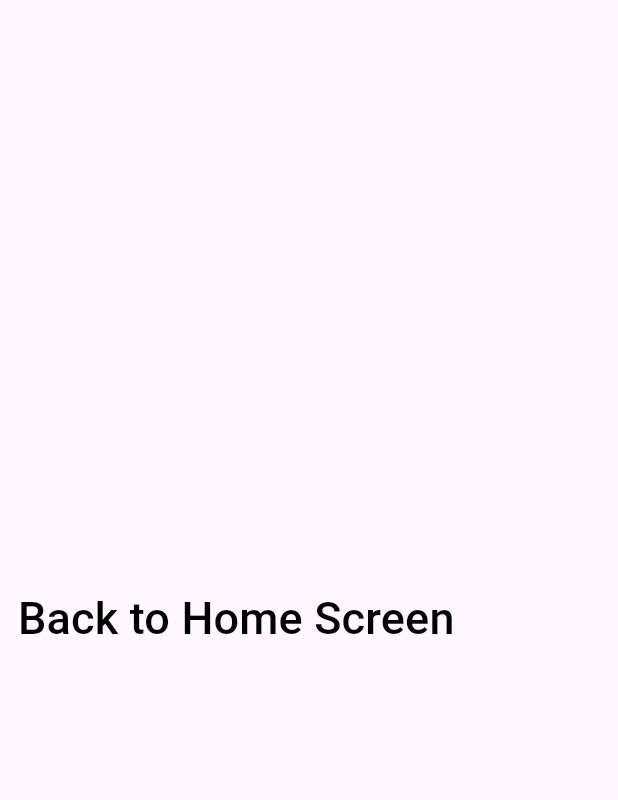
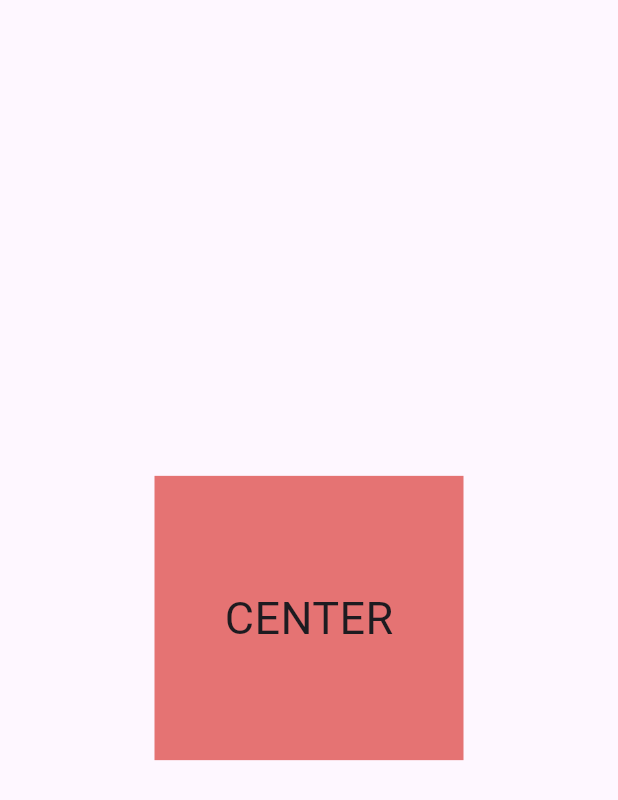
Before and after one commit to rjunaidd/getX, a Flutter app: the screen it shows after launch, after a tap on "Screen One", on a phone screen of 412 x 824 dp. Shown: the top 800 px of the screen. Run offline on Flutter 3.47's test engine with Material 3 defaults, Android fonts, the phone set to English and light mode, and no system bars; our stand-ins replace get.

Commit message:
getX media quary

```diff
--- a/lib/Views/home_screen.dart
+++ b/lib/Views/home_screen.dart
@@ -18,30 +18,31 @@ class _HomeScreenState extends State<HomeScreen> {
         backgroundColor: Colors.grey,
         title:const Text("getX"),
       ) ,
-      body: Column(
+      body: Center(
+        child: Column(
           children: [
             Card(
               child: ListTile(
                 onTap: (){
                   Get.defaultDialog(
                     title: "Instagram",
-                  titlePadding: EdgeInsets.only(top: 20),
+                    titlePadding:const EdgeInsets.only(top: 20),
                     middleText: "Do you follow me on instagram",
-                  contentPadding: EdgeInsets.all(30),
+                    contentPadding:const EdgeInsets.all(30),
                     confirm: TextButton(onPressed: (){
                       Get.back();
                     },
-                      child: Text("Confirm"),
+                        child:const Text("Confirm"),
                     ),
                     cancel: TextButton(
                         onPressed: (){},
-                      child: Text("Cancel"),
+                        child:const Text("Cancel"),
                     ),
                   );
                 },
-              title: Text("Junaid , JD"),
-              subtitle: Text("Follow me on instagram"),
-              trailing: Icon(Icons.person),
+                title:const Text("Junaid , JD"),
+                subtitle:const Text("Follow me on instagram"),
+                trailing:const Icon(Icons.person),
               ),
             ),
             Card(
@@ -57,8 +58,8 @@ class _HomeScreenState extends State<HomeScreen> {
                       child: Column(
                         children: [
                           ListTile(
-                          leading: Icon(Icons.light_mode_outlined),
-                      title: Text('Light Theme'),
+                            leading:const Icon(Icons.light_mode_outlined),
+                        title:const Text('Light Theme'),
                             onTap: (){
                               Get.changeTheme(ThemeData.light());
                             },
@@ -67,37 +68,37 @@ class _HomeScreenState extends State<HomeScreen> {
                             onTap: (){
                               Get.changeTheme(ThemeData.dark());
                             },
-                          leading: Icon(Icons.dark_mode_outlined),
-                      title: Text('Dark Theme'),
+                            leading:const Icon(Icons.dark_mode_outlined),
+                        title:const Text('Dark Theme'),
                           )
                         ],
                       ),
                     )
                   );
                 },
-              title: Text("JD"),
-              subtitle: Text("getX bottom Sheet"),
-              trailing: Icon(Icons.hourglass_bottom),
+                title:const Text("JD"),
+                subtitle:const Text("getX bottom Sheet"),
+                trailing:const Icon(Icons.hourglass_bottom),
               ),
             ),
 
             TextButton(
                 onPressed: (){
-                Get.to(ScreenOne());
+                  Get.to(const ScreenOne());
                 },
-              child: Text('Screen One' ,style: TextStyle(
+                child:const Text('Screen One' ,style: TextStyle(
                     fontSize: 30,
                     color: Colors.black
                 ),
                 ),
             ),
-          SizedBox(
+            const SizedBox(
               height: 60,
             ),
             InkWell(
               onDoubleTap: (){
-              // Get.to(ScreenTwo());
-              Get.toNamed("/screenOne");
+                Get.to(const ScreenTwo());
+                // Get.toNamed("/screenOne");
               },
               child: Container(
                 height:70,
@@ -105,7 +106,7 @@ class _HomeScreenState extends State<HomeScreen> {
                 decoration: BoxDecoration(
                   color: Colors.grey.shade800,
                   borderRadius: BorderRadius.circular(25),
-                boxShadow: [
+                  boxShadow:const [
                     BoxShadow(
                       color: Colors.red,
                       blurRadius: 50,
@@ -125,13 +126,14 @@ class _HomeScreenState extends State<HomeScreen> {
             )
           ],
         ),
+      ),
       floatingActionButton: FloatingActionButton(
-        child: Icon(Icons.account_tree_outlined),
+        child:const Icon(Icons.account_tree_outlined),
           onPressed: (){
             Get.snackbar(
                 "Junaid , JD",
                 "Follow on me ",
-            duration: Duration(
+            duration:const Duration(
               seconds: 10
             ),
 
@@ -139,7 +141,7 @@ class _HomeScreenState extends State<HomeScreen> {
                   onPressed:(){
                     print('Follow');
                   },
-                  child: Icon(Icons.gamepad)
+                  child:const Icon(Icons.gamepad)
               )
             );
           }
--- a/lib/Views/screen_one.dart
+++ b/lib/Views/screen_one.dart
@@ -11,21 +11,29 @@ class ScreenOne extends StatefulWidget {
 class _ScreenOneState extends State<ScreenOne> {
   @override
   Widget build(BuildContext context) {
+    final Size size = MediaQuery.of(context).size;
     return  Scaffold(
-      body: Column(
-        mainAxisAlignment: MainAxisAlignment.center,
-        crossAxisAlignment: CrossAxisAlignment.center,
-        children: [
-          TextButton(
-              onPressed: (){
-                Get.back();
-              },
-              child: Text('Back to Home Screen',style: TextStyle(
-                  fontSize: 30,
-                  color: Colors.black
-              ),)
-          ),
-        ],
+      body: Center(
+        child: Column(
+          mainAxisAlignment: MainAxisAlignment.center,
+          crossAxisAlignment: CrossAxisAlignment.center,
+          children: [
+
+            Container(
+              height: Get.height * 0.23,
+              width: Get.width * 0.5,
+              decoration: BoxDecoration(
+                color: Colors.red.shade300
+              ),
+              child:const Center(
+                child: Text('CENTER', style: TextStyle(
+                fontSize: 30
+                ),
+                ),
+              ),
+            )
+          ],
+        ),
       ),
     );
   }
--- a/lib/main.dart
+++ b/lib/main.dart
@@ -1,8 +1,7 @@
 import 'package:flutter/material.dart';
 import 'package:get/get.dart';
 import 'package:getx/Views/home_screen.dart';
-import 'package:getx/Views/screen_one.dart';
-import 'package:getx/Views/screen_two.dart';
+
 
 void main() {
   runApp(const MyApp());
@@ -13,14 +12,14 @@ class MyApp extends StatelessWidget {
 
   @override
   Widget build(BuildContext context) {
-    return  GetMaterialApp(
+    return const GetMaterialApp(
       debugShowCheckedModeBanner: false,
-      home:const HomeScreen(),
-      getPages: [
-        GetPage(name: '/', page: () =>const HomeScreen() ),
-        GetPage(name: '/screenOne', page: () =>const ScreenOne() ),
-        GetPage(name: '/screenTwo', page: () =>const ScreenTwo() ),
-      ],
+      home: HomeScreen(),
+      // getPages: [
+      //   GetPage(name: '/', page: () =>const HomeScreen() ),
+      //   GetPage(name: '/screenOne', page: () =>const ScreenOne() ),
+      //   GetPage(name: '/screenTwo', page: () =>const ScreenTwo() ),
+      // ],
     );
   }
 }
```
Lines whose indentation alone changed are shown as unchanged.
